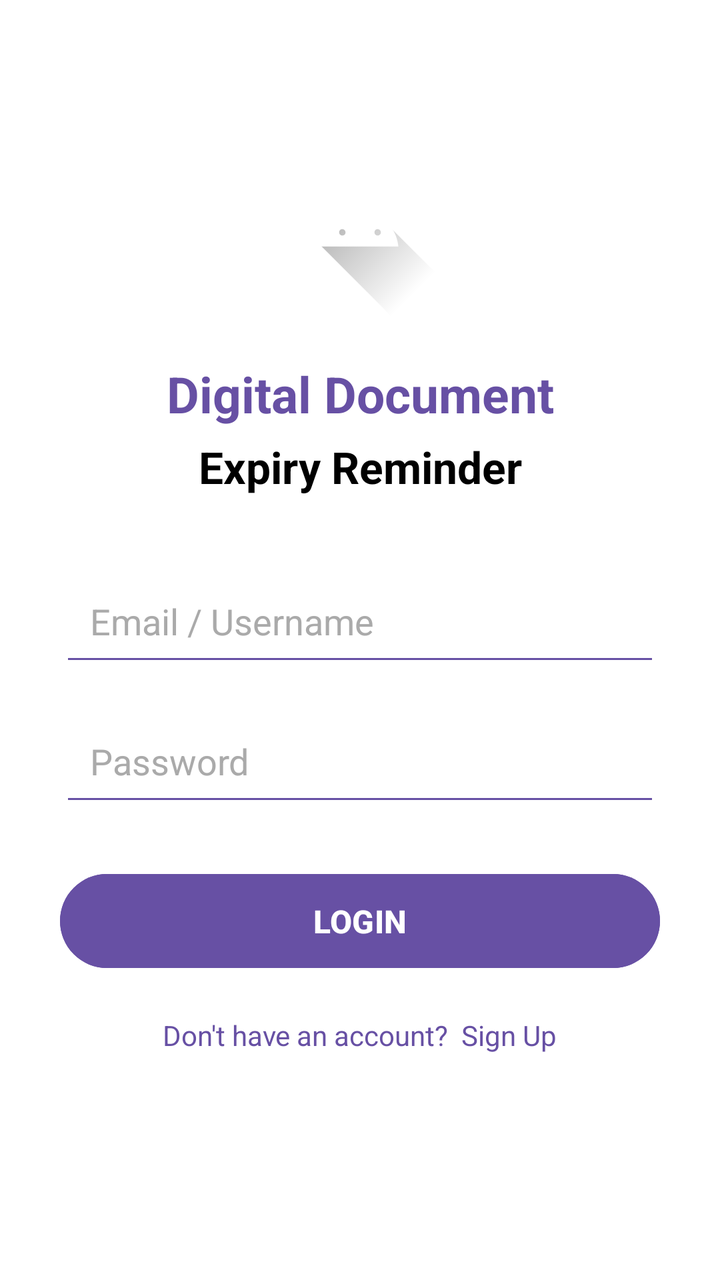
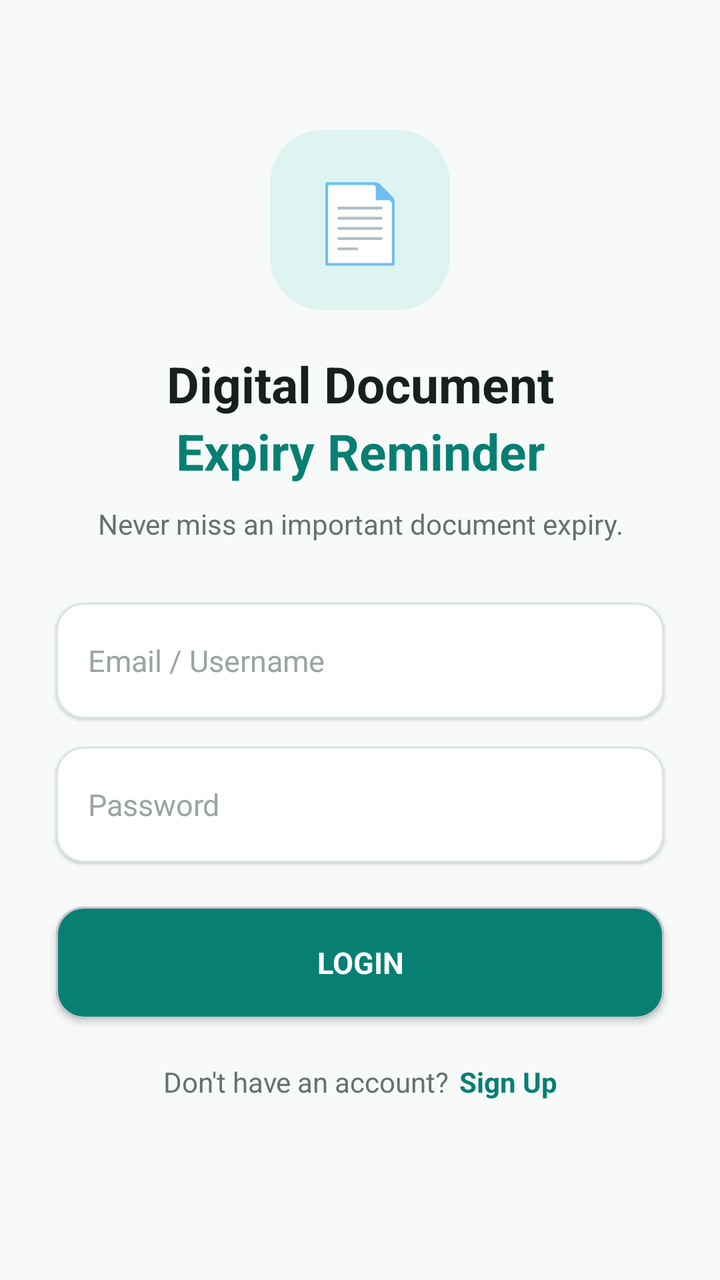

Screens rendered from an Android XML layout before and after an edit, with the pre-edit source and the edit as a unified diff.
<!-- AndroidManifest.xml: application theme Theme.Expiry_Reminder_Project -->
<!-- res/layout/activity_login.xml -->
<?xml version="1.0" encoding="utf-8"?>
<androidx.constraintlayout.widget.ConstraintLayout
    xmlns:android="http://schemas.android.com/apk/res/android"
    xmlns:app="http://schemas.android.com/apk/res-auto"
    xmlns:tools="http://schemas.android.com/tools"
    android:layout_width="match_parent"
    android:layout_height="match_parent"
    android:background="@color/white"
    tools:context=".LoginActivity">

    <ImageView
        android:id="@+id/imgLogo"
        android:layout_width="90dp"
        android:layout_height="90dp"
        android:layout_marginTop="70dp"
        android:contentDescription="App Logo"
        android:src="@drawable/ic_launcher_foreground"
        app:layout_constraintEnd_toEndOf="parent"
        app:layout_constraintStart_toStartOf="parent"
        app:layout_constraintTop_toTopOf="parent" />

    <TextView
        android:id="@+id/tvTitle"
        android:layout_width="wrap_content"
        android:layout_height="wrap_content"
        android:layout_marginTop="20dp"
        android:text="Digital Document"
        android:textColor="@color/purple_primary"
        android:textSize="25sp"
        android:textStyle="bold"
        app:layout_constraintEnd_toEndOf="parent"
        app:layout_constraintStart_toStartOf="parent"
        app:layout_constraintTop_toBottomOf="@id/imgLogo" />

    <TextView
        android:id="@+id/tvSubtitle"
        android:layout_width="wrap_content"
        android:layout_height="wrap_content"
        android:layout_marginTop="5dp"
        android:text="Expiry Reminder"
        android:textColor="@color/black"
        android:textSize="22sp"
        android:textStyle="bold"
        app:layout_constraintEnd_toEndOf="parent"
        app:layout_constraintStart_toStartOf="parent"
        app:layout_constraintTop_toBottomOf="@id/tvTitle" />

    <EditText
        android:id="@+id/etEmail"
        android:layout_width="0dp"
        android:layout_height="55dp"
        android:layout_marginStart="30dp"
        android:layout_marginTop="35dp"
        android:layout_marginEnd="30dp"
        android:backgroundTint="@color/purple_primary"
        android:hint="Email / Username"
        android:inputType="textEmailAddress"
        android:padding="15dp"
        android:textColor="@android:color/black"
        android:textColorHint="@android:color/darker_gray"
        app:layout_constraintEnd_toEndOf="parent"
        app:layout_constraintStart_toStartOf="parent"
        app:layout_constraintTop_toBottomOf="@id/tvSubtitle" />

    <EditText
        android:id="@+id/etPassword"
        android:layout_width="0dp"
        android:layout_height="55dp"
        android:layout_marginStart="30dp"
        android:layout_marginTop="15dp"
        android:layout_marginEnd="30dp"
        android:backgroundTint="@color/purple_primary"
        android:hint="Password"
        android:inputType="textPassword"
        android:padding="15dp"
        android:textColor="@android:color/black"
        android:textColorHint="@android:color/darker_gray"
        app:layout_constraintEnd_toEndOf="parent"
        app:layout_constraintStart_toStartOf="parent"
        app:layout_constraintTop_toBottomOf="@id/etEmail" />

    <Button
        android:id="@+id/btnLogin"
        android:layout_width="0dp"
        android:layout_height="55dp"
        android:layout_marginStart="30dp"
        android:layout_marginTop="25dp"
        android:layout_marginEnd="30dp"
        android:backgroundTint="@color/purple_primary"
        android:text="LOGIN"
        android:textColor="@color/white"
        android:textSize="16sp"
        android:textStyle="bold"
        app:layout_constraintEnd_toEndOf="parent"
        app:layout_constraintStart_toStartOf="parent"
        app:layout_constraintTop_toBottomOf="@id/etPassword" />

    <TextView
        android:id="@+id/tvSignup"
        android:layout_width="wrap_content"
        android:layout_height="wrap_content"
        android:layout_marginTop="20dp"
        android:text="Don't have an account?  Sign Up"
        android:textColor="@color/purple_primary"
        android:textSize="14sp"
        app:layout_constraintEnd_toEndOf="parent"
        app:layout_constraintStart_toStartOf="parent"
        app:layout_constraintTop_toBottomOf="@id/btnLogin" />

</androidx.constraintlayout.widget.ConstraintLayout>
<!-- resources referenced by this layout -->
<resources>
  <color name="black">#000000</color>
  <color name="purple_primary">#6750A4</color>
  <color name="white">#FFFFFF</color>
  <!-- drawable ic_launcher_foreground (drawable) -->
  <vector xmlns:android="http://schemas.android.com/apk/res/android"
      xmlns:aapt="http://schemas.android.com/aapt"
      android:width="108dp"
      android:height="108dp"
      android:viewportWidth="108"
      android:viewportHeight="108">
      <path android:pathData="M31,63.928c0,0 6.4,-11 12.1,-13.1c7.2,-2.6 26,-1.4 26,-1.4l38.1,38.1L107,108.928l-32,-1L31,63.928z">
          <aapt:attr name="android:fillColor">
              <gradient
                  android:endX="85.84757"
                  android:endY="92.4963"
                  android:startX="42.9492"
                  android:startY="49.59793"
                  android:type="linear">
                  <item
                      android:color="#44000000"
                      android:offset="0.0" />
                  <item
                      android:color="#00000000"
                      android:offset="1.0" />
              </gradient>
          </aapt:attr>
      </path>
      <path
          android:fillColor="#FFFFFF"
          android:fillType="nonZero"
          android:pathData="M65.3,45.828l3.8,-6.6c0.2,-0.4 0.1,-0.9 -0.3,-1.1c-0.4,-0.2 -0.9,-0.1 -1.1,0.3l-3.9,6.7c-6.3,-2.8 -13.4,-2.8 -19.7,0l-3.9,-6.7c-0.2,-0.4 -0.7,-0.5 -1.1,-0.3C38.8,38.328 38.7,38.828 38.9,39.228l3.8,6.6C36.2,49.428 31.7,56.028 31,63.928h46C76.3,56.028 71.8,49.428 65.3,45.828zM43.4,57.328c-0.8,0 -1.5,-0.5 -1.8,-1.2c-0.3,-0.7 -0.1,-1.5 0.4,-2.1c0.5,-0.5 1.4,-0.7 2.1,-0.4c0.7,0.3 1.2,1 1.2,1.8C45.3,56.528 44.5,57.328 43.4,57.328L43.4,57.328zM64.6,57.328c-0.8,0 -1.5,-0.5 -1.8,-1.2s-0.1,-1.5 0.4,-2.1c0.5,-0.5 1.4,-0.7 2.1,-0.4c0.7,0.3 1.2,1 1.2,1.8C66.5,56.528 65.6,57.328 64.6,57.328L64.6,57.328z"
          android:strokeWidth="1"
          android:strokeColor="#00000000" />
  </vector>
  <style name="Theme.Expiry_Reminder_Project" parent="Base.Theme.Expiry_Reminder_Project">
      </style>
  <style name="Base.Theme.Expiry_Reminder_Project" parent="Theme.Material3.DayNight.NoActionBar">
  
          <item name="colorPrimary">@color/purple_primary</item>
          <item name="colorPrimaryContainer">@color/purple_light</item>
  
      </style>
  <color name="purple_light">#EADDFF</color>
</resources>

<!-- the commit's change to res/layout/activity_login.xml (unified diff, before → after) -->
@@ -2,109 +2,185 @@
 <androidx.constraintlayout.widget.ConstraintLayout
     xmlns:android="http://schemas.android.com/apk/res/android"
     xmlns:app="http://schemas.android.com/apk/res-auto"
-    xmlns:tools="http://schemas.android.com/tools"
     android:layout_width="match_parent"
     android:layout_height="match_parent"
-    android:background="@color/white"
-    tools:context=".LoginActivity">
+    android:background="#F7FAF9">
 
-    <ImageView
-        android:id="@+id/imgLogo"
+    <com.google.android.material.card.MaterialCardView
+        android:id="@+id/cardLogo"
         android:layout_width="90dp"
         android:layout_height="90dp"
-        android:layout_marginTop="70dp"
-        android:contentDescription="App Logo"
-        android:src="@drawable/ic_launcher_foreground"
-        app:layout_constraintEnd_toEndOf="parent"
+        android:layout_marginTop="65dp"
+        app:cardBackgroundColor="#DDF4F0"
+        app:cardCornerRadius="26dp"
+        app:cardElevation="0dp"
+        app:strokeWidth="0dp"
+        app:layout_constraintTop_toTopOf="parent"
         app:layout_constraintStart_toStartOf="parent"
-        app:layout_constraintTop_toTopOf="parent" />
+        app:layout_constraintEnd_toEndOf="parent">
+
+        <TextView
+            android:layout_width="match_parent"
+            android:layout_height="match_parent"
+            android:gravity="center"
+            android:text="📄"
+            android:textSize="38sp" />
+
+    </com.google.android.material.card.MaterialCardView>
 
     <TextView
-        android:id="@+id/tvTitle"
+        android:id="@+id/tvAppName"
         android:layout_width="wrap_content"
         android:layout_height="wrap_content"
         android:layout_marginTop="20dp"
         android:text="Digital Document"
-        android:textColor="@color/purple_primary"
+        android:textColor="#17201F"
         android:textSize="25sp"
         android:textStyle="bold"
-        app:layout_constraintEnd_toEndOf="parent"
+        app:layout_constraintTop_toBottomOf="@id/cardLogo"
         app:layout_constraintStart_toStartOf="parent"
-        app:layout_constraintTop_toBottomOf="@id/imgLogo" />
+        app:layout_constraintEnd_toEndOf="parent" />
+
+    <TextView
+        android:id="@+id/tvAppName2"
+        android:layout_width="wrap_content"
+        android:layout_height="wrap_content"
+        android:text="Expiry Reminder"
+        android:textColor="#087F73"
+        android:textSize="25sp"
+        android:textStyle="bold"
+        app:layout_constraintTop_toBottomOf="@id/tvAppName"
+        app:layout_constraintStart_toStartOf="parent"
+        app:layout_constraintEnd_toEndOf="parent" />
 
     <TextView
         android:id="@+id/tvSubtitle"
+        android:layout_width="0dp"
+        android:layout_height="wrap_content"
+        android:layout_marginStart="35dp"
+        android:layout_marginTop="10dp"
+        android:layout_marginEnd="35dp"
+        android:gravity="center"
+        android:text="Never miss an important document expiry."
+        android:textColor="#66716F"
+        android:textSize="14sp"
+        app:layout_constraintTop_toBottomOf="@id/tvAppName2"
+        app:layout_constraintStart_toStartOf="parent"
+        app:layout_constraintEnd_toEndOf="parent" />
+
+    <com.google.android.material.card.MaterialCardView
+        android:id="@+id/emailCard"
+        android:layout_width="0dp"
+        android:layout_height="58dp"
+        android:layout_marginStart="28dp"
+        android:layout_marginTop="30dp"
+        android:layout_marginEnd="28dp"
+        app:cardBackgroundColor="#FFFFFF"
+        app:cardCornerRadius="14dp"
+        app:cardElevation="1dp"
+        app:strokeColor="#D9E5E2"
+        app:strokeWidth="1dp"
+        app:layout_constraintTop_toBottomOf="@id/tvSubtitle"
+        app:layout_constraintStart_toStartOf="parent"
+        app:layout_constraintEnd_toEndOf="parent">
+
+        <EditText
+            android:id="@+id/etEmail"
+            android:layout_width="match_parent"
+            android:layout_height="match_parent"
+            android:background="@android:color/transparent"
+            android:hint="Email / Username"
+            android:inputType="textEmailAddress"
+            android:paddingStart="16dp"
+            android:paddingEnd="16dp"
+            android:textColor="#17201F"
+            android:textColorHint="#9AA5A3"
+            android:textSize="15sp" />
+
+    </com.google.android.material.card.MaterialCardView>
+
+    <com.google.android.material.card.MaterialCardView
+        android:id="@+id/passwordCard"
+        android:layout_width="0dp"
+        android:layout_height="58dp"
+        android:layout_marginStart="28dp"
+        android:layout_marginTop="14dp"
+        android:layout_marginEnd="28dp"
+        app:cardBackgroundColor="#FFFFFF"
+        app:cardCornerRadius="14dp"
+        app:cardElevation="1dp"
+        app:strokeColor="#D9E5E2"
+        app:strokeWidth="1dp"
+        app:layout_constraintTop_toBottomOf="@id/emailCard"
+        app:layout_constraintStart_toStartOf="parent"
+        app:layout_constraintEnd_toEndOf="parent">
+
+        <EditText
+            android:id="@+id/etPassword"
+            android:layout_width="match_parent"
+            android:layout_height="match_parent"
+            android:background="@android:color/transparent"
+            android:hint="Password"
+            android:inputType="textPassword"
+            android:paddingStart="16dp"
+            android:paddingEnd="16dp"
+            android:textColor="#17201F"
+            android:textColorHint="#9AA5A3"
+            android:textSize="15sp" />
+
+    </com.google.android.material.card.MaterialCardView>
+
+    <com.google.android.material.card.MaterialCardView
+        android:id="@+id/cardLogin"
+        android:layout_width="0dp"
+        android:layout_height="56dp"
+        android:layout_marginStart="28dp"
+        android:layout_marginTop="22dp"
+        android:layout_marginEnd="28dp"
+        app:cardBackgroundColor="#087F73"
+        app:cardCornerRadius="14dp"
+        app:cardElevation="2dp"
+        app:layout_constraintTop_toBottomOf="@id/passwordCard"
+        app:layout_constraintStart_toStartOf="parent"
+        app:layout_constraintEnd_toEndOf="parent">
+
+        <TextView
+            android:id="@+id/btnLogin"
+            android:layout_width="match_parent"
+            android:layout_height="match_parent"
+            android:gravity="center"
+            android:text="LOGIN"
+            android:textColor="#FFFFFF"
+            android:textSize="15sp"
+            android:textStyle="bold" />
+
+    </com.google.android.material.card.MaterialCardView>
+
+    <TextView
+        android:id="@+id/tvNoAccount"
         android:layout_width="wrap_content"
         android:layout_height="wrap_content"
-        android:layout_marginTop="5dp"
-        android:text="Expiry Reminder"
-        android:textColor="@color/black"
-        android:textSize="22sp"
-        android:textStyle="bold"
-        app:layout_constraintEnd_toEndOf="parent"
+        android:layout_marginTop="22dp"
+        android:text="Don't have an account?"
+        android:textColor="#66716F"
+        android:textSize="14sp"
+        app:layout_constraintTop_toBottomOf="@id/cardLogin"
         app:layout_constraintStart_toStartOf="parent"
-        app:layout_constraintTop_toBottomOf="@id/tvTitle" />
-
-    <EditText
-        android:id="@+id/etEmail"
-        android:layout_width="0dp"
-        android:layout_height="55dp"
-        android:layout_marginStart="30dp"
-        android:layout_marginTop="35dp"
-        android:layout_marginEnd="30dp"
-        android:backgroundTint="@color/purple_primary"
-        android:hint="Email / Username"
-        android:inputType="textEmailAddress"
-        android:padding="15dp"
-        android:textColor="@android:color/black"
-        android:textColorHint="@android:color/darker_gray"
-        app:layout_constraintEnd_toEndOf="parent"
-        app:layout_constraintStart_toStartOf="parent"
-        app:layout_constraintTop_toBottomOf="@id/tvSubtitle" />
-
-    <EditText
-        android:id="@+id/etPassword"
-        android:layout_width="0dp"
-        android:layout_height="55dp"
-        android:layout_marginStart="30dp"
-        android:layout_marginTop="15dp"
-        android:layout_marginEnd="30dp"
-        android:backgroundTint="@color/purple_primary"
-        android:hint="Password"
-        android:inputType="textPassword"
-        android:padding="15dp"
-        android:textColor="@android:color/black"
-        android:textColorHint="@android:color/darker_gray"
-        app:layout_constraintEnd_toEndOf="parent"
-        app:layout_constraintStart_toStartOf="parent"
-        app:layout_constraintTop_toBottomOf="@id/etEmail" />
-
-    <Button
-        android:id="@+id/btnLogin"
-        android:layout_width="0dp"
-        android:layout_height="55dp"
-        android:layout_marginStart="30dp"
-        android:layout_marginTop="25dp"
-        android:layout_marginEnd="30dp"
-        android:backgroundTint="@color/purple_primary"
-        android:text="LOGIN"
-        android:textColor="@color/white"
-        android:textSize="16sp"
-        android:textStyle="bold"
-        app:layout_constraintEnd_toEndOf="parent"
-        app:layout_constraintStart_toStartOf="parent"
-        app:layout_constraintTop_toBottomOf="@id/etPassword" />
+        app:layout_constraintEnd_toStartOf="@id/tvSignUp"
+        app:layout_constraintHorizontal_chainStyle="packed" />
 
     <TextView
-        android:id="@+id/tvSignup"
+        android:id="@+id/tvSignUp"
         android:layout_width="wrap_content"
         android:layout_height="wrap_content"
-        android:layout_marginTop="20dp"
-        android:text="Don't have an account?  Sign Up"
-        android:textColor="@color/purple_primary"
+        android:layout_marginStart="5dp"
+        android:layout_marginTop="22dp"
+        android:text="Sign Up"
+        android:textColor="#087F73"
         android:textSize="14sp"
-        app:layout_constraintEnd_toEndOf="parent"
-        app:layout_constraintStart_toStartOf="parent"
-        app:layout_constraintTop_toBottomOf="@id/btnLogin" />
+        android:textStyle="bold"
+        app:layout_constraintTop_toBottomOf="@id/cardLogin"
+        app:layout_constraintStart_toEndOf="@id/tvNoAccount"
+        app:layout_constraintEnd_toEndOf="parent" />
 
 </androidx.constraintlayout.widget.ConstraintLayout>
<!-- resource entries referenced after the edit -->
@@ -1,47 +1,14 @@
 <!-- resources referenced by this layout -->
 <resources>
-  <color name="black">#000000</color>
-  <color name="purple_primary">#6750A4</color>
-  <color name="white">#FFFFFF</color>
-  <!-- drawable ic_launcher_foreground (drawable) -->
-  <vector xmlns:android="http://schemas.android.com/apk/res/android"
-      xmlns:aapt="http://schemas.android.com/aapt"
-      android:width="108dp"
-      android:height="108dp"
-      android:viewportWidth="108"
-      android:viewportHeight="108">
-      <path android:pathData="M31,63.928c0,0 6.4,-11 12.1,-13.1c7.2,-2.6 26,-1.4 26,-1.4l38.1,38.1L107,108.928l-32,-1L31,63.928z">
-          <aapt:attr name="android:fillColor">
-              <gradient
-                  android:endX="85.84757"
-                  android:endY="92.4963"
-                  android:startX="42.9492"
-                  android:startY="49.59793"
-                  android:type="linear">
-                  <item
-                      android:color="#44000000"
-                      android:offset="0.0" />
-                  <item
-                      android:color="#00000000"
-                      android:offset="1.0" />
-              </gradient>
-          </aapt:attr>
-      </path>
-      <path
-          android:fillColor="#FFFFFF"
-          android:fillType="nonZero"
-          android:pathData="M65.3,45.828l3.8,-6.6c0.2,-0.4 0.1,-0.9 -0.3,-1.1c-0.4,-0.2 -0.9,-0.1 -1.1,0.3l-3.9,6.7c-6.3,-2.8 -13.4,-2.8 -19.7,0l-3.9,-6.7c-0.2,-0.4 -0.7,-0.5 -1.1,-0.3C38.8,38.328 38.7,38.828 38.9,39.228l3.8,6.6C36.2,49.428 31.7,56.028 31,63.928h46C76.3,56.028 71.8,49.428 65.3,45.828zM43.4,57.328c-0.8,0 -1.5,-0.5 -1.8,-1.2c-0.3,-0.7 -0.1,-1.5 0.4,-2.1c0.5,-0.5 1.4,-0.7 2.1,-0.4c0.7,0.3 1.2,1 1.2,1.8C45.3,56.528 44.5,57.328 43.4,57.328L43.4,57.328zM64.6,57.328c-0.8,0 -1.5,-0.5 -1.8,-1.2s-0.1,-1.5 0.4,-2.1c0.5,-0.5 1.4,-0.7 2.1,-0.4c0.7,0.3 1.2,1 1.2,1.8C66.5,56.528 65.6,57.328 64.6,57.328L64.6,57.328z"
-          android:strokeWidth="1"
-          android:strokeColor="#00000000" />
-  </vector>
   <style name="Theme.Expiry_Reminder_Project" parent="Base.Theme.Expiry_Reminder_Project">
       </style>
   <style name="Base.Theme.Expiry_Reminder_Project" parent="Theme.Material3.DayNight.NoActionBar">
   
-          <item name="colorPrimary">@color/purple_primary</item>
-          <item name="colorPrimaryContainer">@color/purple_light</item>
+          <item name="colorPrimary">@color/primary_teal</item>
+          <item name="colorPrimaryVariant">@color/primary_dark</item>
   
       </style>
-  <color name="purple_light">#EADDFF</color>
+  <color name="primary_teal">#087F73</color>
+  <color name="primary_dark">#05665C</color>
 </resources>
 
